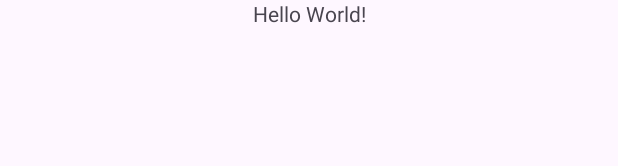
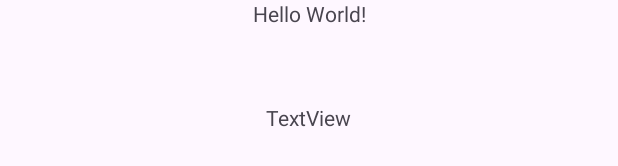
Before and after one commit to FFeldmannR/ControleBateria, an Android app: the layout activity_main.xml on its own in the app's theme, with its tools: preview values and no code run, on a phone screen of 412 x 824 dp. Shown: the part 605-771 px from the top of the screen. Run offline under Robolectric (Android 15) with nearby library versions, the phone set to English and light mode, and no system bars.

```diff
--- a/app/src/main/AndroidManifest.xml
+++ b/app/src/main/AndroidManifest.xml
@@ -1,6 +1,7 @@
 <?xml version="1.0" encoding="utf-8"?>
 <manifest xmlns:android="http://schemas.android.com/apk/res/android"
     xmlns:tools="http://schemas.android.com/tools">
+    <uses-permission android:name="android.permission.BATTERY_STATS"/>
 
     <application
         android:allowBackup="true"
--- a/app/src/main/res/layout/activity_main.xml
+++ b/app/src/main/res/layout/activity_main.xml
@@ -7,6 +7,7 @@
     tools:context=".MainActivity">
 
     <TextView
+        android:id="@+id/textView2"
         android:layout_width="wrap_content"
         android:layout_height="wrap_content"
         android:text="Hello World!"
@@ -15,4 +16,16 @@
         app:layout_constraintStart_toStartOf="parent"
         app:layout_constraintTop_toTopOf="parent" />
 
+    <TextView
+        android:id="@+id/bateria"
+        android:layout_width="wrap_content"
+        android:layout_height="wrap_content"
+        android:layout_marginStart="176dp"
+        android:layout_marginTop="50dp"
+        android:layout_marginEnd="177dp"
+        android:text="TextView"
+        app:layout_constraintEnd_toEndOf="parent"
+        app:layout_constraintStart_toStartOf="parent"
+        app:layout_constraintTop_toBottomOf="@+id/textView2" />
+
 </androidx.constraintlayout.widget.ConstraintLayout>
```
Also changed, not shown: app/src/main/java/br/feldmann/controlebateria/MainActivity.java (+30 -8 lines).
